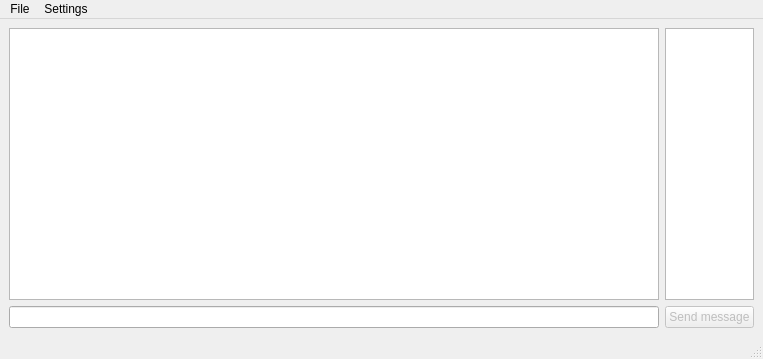
Above: Client/Client/client.ui from Sivoha/Qt-Chat before the change. Below: the same form after it.
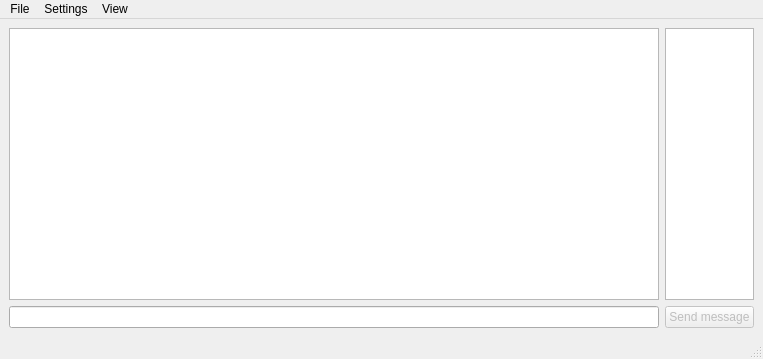
That is the form after the change. Custom widgets are drawn as their Qt base class.

Commit message: Lab7 with File settings(Server) & View settings(Client)

The edit to the form file:
```diff
--- a/Client/Client/client.ui
+++ b/Client/Client/client.ui
@@ -6,7 +6,7 @@
    <rect>
     <x>0</x>
     <y>0</y>
-    <width>754</width>
+    <width>757</width>
     <height>359</height>
    </rect>
   </property>
@@ -80,7 +80,7 @@
     <rect>
      <x>0</x>
      <y>0</y>
-     <width>754</width>
+     <width>757</width>
      <height>21</height>
     </rect>
    </property>
@@ -107,8 +107,16 @@
     <addaction name="actionUser_photo"/>
     <addaction name="menuStatus"/>
    </widget>
+   <widget class="QMenu" name="menuView">
+    <property name="title">
+     <string>View</string>
+    </property>
+    <addaction name="backgroundColorSettingsButton"/>
+    <addaction name="messageColorSettingsButton"/>
+   </widget>
    <addaction name="menuFile"/>
    <addaction name="menuSettings"/>
+   <addaction name="menuView"/>
   </widget>
   <widget class="QStatusBar" name="statusbar"/>
   <action name="connectToServerButton">
```
Left out of the diff: 17 changed lines with no effect on the pictures. The commit also changes 899 other files.
